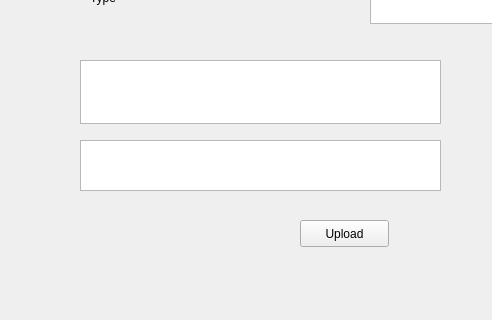
The window that UI/fs_ui.ui (ashwinhari93/Ashwin-s-Repository) describes before a commit, drawn with Qt 5; both pictures show x 0 to 492 and y 280 to 600 of the 800 by 600 pixel window.
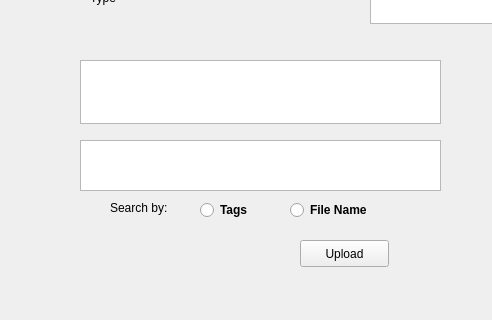
The same window after the commit.

Commit message: UI Phase 4 with searching implemented(no TreeView UI)

What changed in the file:
```diff
--- a/UI/fs_ui.ui
+++ b/UI/fs_ui.ui
@@ -125,7 +125,7 @@
     <property name="geometry">
      <rect>
       <x>300</x>
-      <y>500</y>
+      <y>520</y>
       <width>89</width>
       <height>27</height>
      </rect>
@@ -197,6 +197,64 @@
      <string>Search and Open</string>
     </property>
    </widget>
+   <widget class="QLabel" name="label_6">
+    <property name="geometry">
+     <rect>
+      <x>110</x>
+      <y>480</y>
+      <width>81</width>
+      <height>16</height>
+     </rect>
+    </property>
+    <property name="font">
+     <font>
+      <family>Helvetica Neue</family>
+     </font>
+    </property>
+    <property name="text">
+     <string>Search by:</string>
+    </property>
+   </widget>
+   <widget class="QRadioButton" name="radioTag">
+    <property name="geometry">
+     <rect>
+      <x>200</x>
+      <y>480</y>
+      <width>104</width>
+      <height>20</height>
+     </rect>
+    </property>
+    <property name="font">
+     <font>
+      <family>Helvetica Neue</family>
+      <weight>75</weight>
+      <bold>true</bold>
+     </font>
+    </property>
+    <property name="text">
+     <string>Tags</string>
+    </property>
+   </widget>
+   <widget class="QRadioButton" name="radioFile">
+    <property name="geometry">
+     <rect>
+      <x>290</x>
+      <y>480</y>
+      <width>104</width>
+      <height>20</height>
+     </rect>
+    </property>
+    <property name="font">
+     <font>
+      <family>Helvetica Neue</family>
+      <weight>75</weight>
+      <bold>true</bold>
+     </font>
+    </property>
+    <property name="text">
+     <string>File Name</string>
+    </property>
+   </widget>
   </widget>
   <widget class="QMenuBar" name="menubar">
    <property name="geometry">
```
